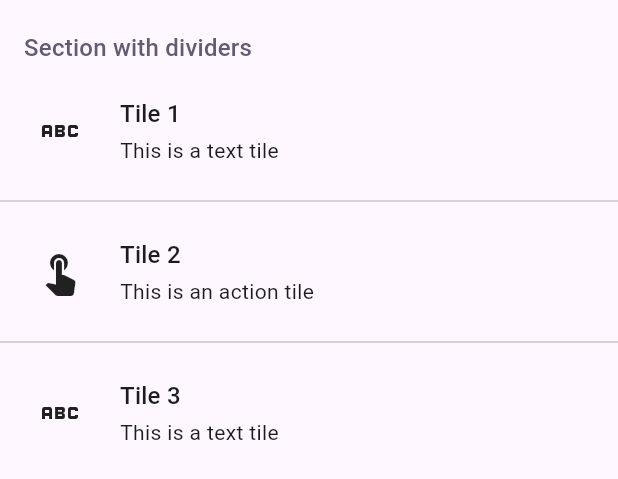
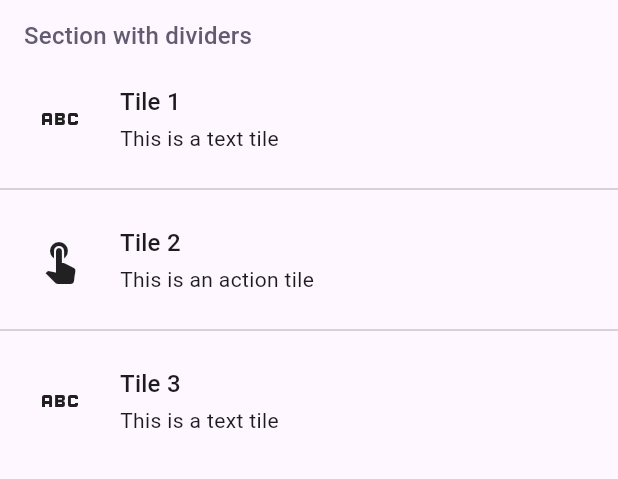
Before and after one commit to maelchiotti/settings_tiles, a Flutter app: the SettingSection widget shown alone on an empty page, opened directly, on a phone screen of 412 x 824 dp. Shown: the top 479 px of the screen. Run offline on Flutter 3.47's test engine with Material 3 defaults, Android fonts, the phone set to English and light mode, and no system bars; our stand-ins replace gap; missing offline and left inert: flex_color_picker.

Commit message:
fix: reduce section padding

```diff
--- a/lib/src/section/setting_section.dart
+++ b/lib/src/section/setting_section.dart
@@ -26,7 +26,7 @@ class SettingSection extends StatelessWidget {
   @override
   Widget build(BuildContext context) {
     return Padding(
-      padding: const EdgeInsets.symmetric(vertical: 16.0),
+      padding: const EdgeInsets.symmetric(vertical: 8.0),
       child: Column(
         crossAxisAlignment: CrossAxisAlignment.start,
         children: [
```
